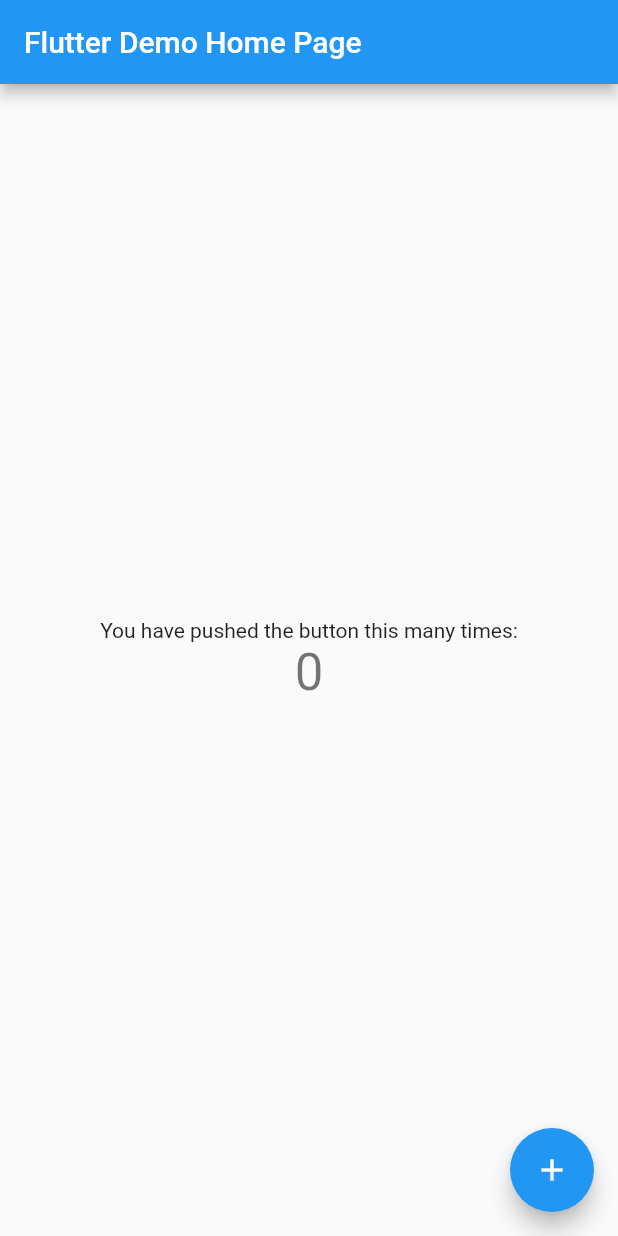
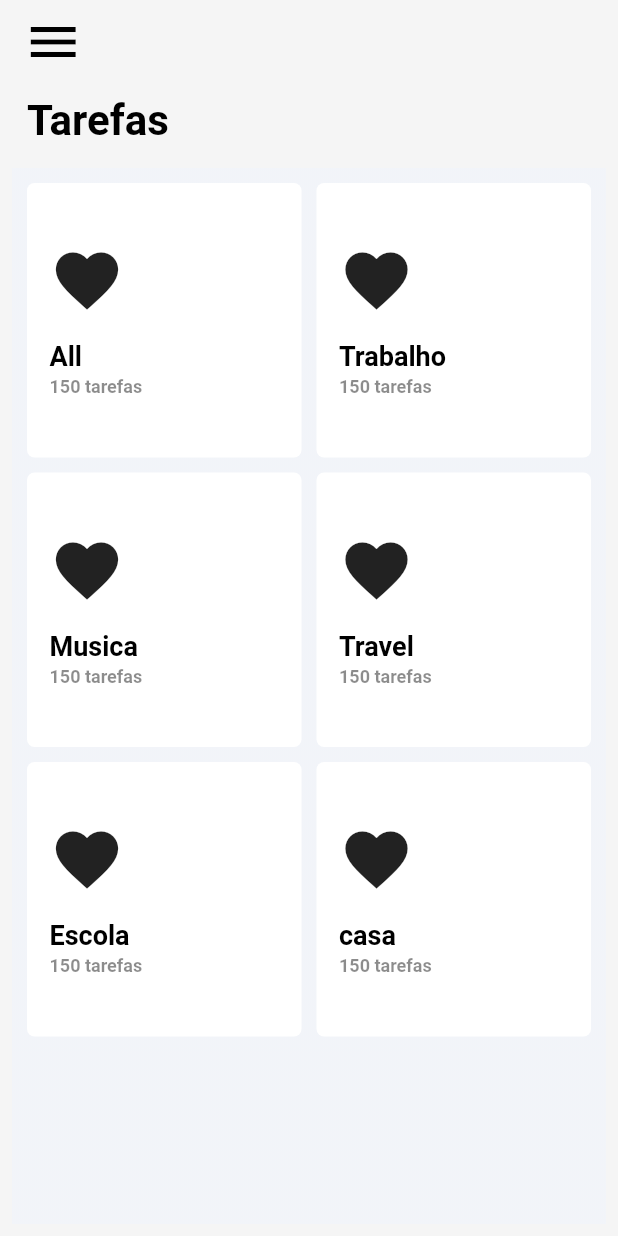
Before and after one commit to Abeltomas16/memoapp, a Flutter app: the screen it shows after launch, on a phone screen of 412 x 824 dp. Run offline on Flutter 3.47's test engine with Material 2 defaults, Android fonts, the phone set to English and light mode, and no system bars.

Commit message:
FEAT: layout de opcoes contruida

```diff
--- /dev/null
+++ b/lib/features/Screens/HomePage/pages/home_page.dart
@@ -0,0 +1,79 @@
+import 'package:flutter/material.dart';
+import 'package:memoapp/features/Screens/HomePage/pages/widgets/opcoes_menu_widget.dart';
+
+class HomePage extends StatelessWidget {
+  HomePage({Key? key}) : super(key: key);
+  @override
+  Widget build(BuildContext context) {
+    final List<String> opcoes = [
+      "All",
+      "Trabalho",
+      "Musica",
+      "Travel",
+      "Escola",
+      "casa",
+    ];
+    return Scaffold(
+        backgroundColor: Theme.of(context).primaryColor,
+        appBar: AppBar(
+          leading: const Padding(
+            padding: EdgeInsets.only(left: 15.0),
+            child: Icon(
+              Icons.menu,
+              color: Colors.black,
+              size: 40,
+            ),
+          ),
+          backgroundColor: Theme.of(context).primaryColor,
+          elevation: 0,
+        ),
+        body: Padding(
+          padding: const EdgeInsets.all(8.0),
+          child: Column(
+            children: [
+              const Padding(
+                padding: EdgeInsets.only(left: 10.0),
+                child: Align(
+                  alignment: Alignment.centerLeft,
+                  child: Text(
+                    "Tarefas",
+                    style: TextStyle(
+                        fontFamily: 'Roboto',
+                        fontSize: 28,
+                        color: Colors.black,
+                        fontWeight: FontWeight.bold),
+                  ),
+                ),
+              ),
+              const SizedBox(height: 15),
+              Flexible(
+                child: Container(
+                  padding: const EdgeInsets.all(10),
+                  decoration: const BoxDecoration(
+                    gradient: LinearGradient(
+                      begin: Alignment.centerRight,
+                      end: Alignment.centerLeft,
+                      stops: [0.3, 1],
+                      colors: [
+                        Color.fromRGBO(237, 243, 255, 0.4),
+                        Color.fromRGBO(237, 243, 255, 0.4),
+                      ],
+                    ),
+                  ),
+                  child: GridView.count(
+                    crossAxisCount: 2,
+                    mainAxisSpacing: 10,
+                    crossAxisSpacing: 10,
+                    children: opcoes
+                        .map((e) => OpcoesMenu(
+                              tarefaNome: e.toString(),
+                            ))
+                        .toList(),
+                  ),
+                ),
+              ),
+            ],
+          ),
+        ));
+  }
+}
--- /dev/null
+++ b/lib/features/Screens/HomePage/pages/widgets/opcoes_menu_widget.dart
@@ -0,0 +1,49 @@
+import 'package:flutter/material.dart';
+
+class OpcoesMenu extends StatelessWidget {
+  const OpcoesMenu({Key? key, required this.tarefaNome}) : super(key: key);
+  final String tarefaNome;
+  @override
+  Widget build(BuildContext context) {
+    return Container(
+      padding: const EdgeInsets.all(15.0),
+      decoration: const BoxDecoration(
+        color: Colors.white,
+        borderRadius: BorderRadius.all(
+          Radius.circular(5),
+        ),
+      ),
+      child: Column(
+        crossAxisAlignment: CrossAxisAlignment.start,
+        mainAxisAlignment: MainAxisAlignment.center,
+        children: [
+          const Flexible(
+            flex: 2,
+            child: Icon(
+              Icons.favorite,
+              size: 50,
+            ),
+          ),
+          const SizedBox(height: 15),
+          Text(
+            tarefaNome,
+            style: const TextStyle(
+              fontSize: 18,
+              fontWeight: FontWeight.w600,
+              color: Colors.black,
+            ),
+          ),
+          const SizedBox(height: 3),
+          const Text(
+            "150 tarefas",
+            style: TextStyle(
+              fontSize: 12,
+              fontWeight: FontWeight.bold,
+              color: Colors.black45,
+            ),
+          ),
+        ],
+      ),
+    );
+  }
+}
--- a/lib/main.dart
+++ b/lib/main.dart
@@ -1,4 +1,5 @@
 import 'package:flutter/material.dart';
+import 'package:memoapp/features/Screens/HomePage/pages/home_page.dart';
 
 void main() {
   runApp(const MyApp());
@@ -13,103 +14,9 @@ class MyApp extends StatelessWidget {
     return MaterialApp(
       title: 'Flutter Demo',
       theme: ThemeData(
-        // This is the theme of your application.
-        //
-        // Try running your application with "flutter run". You'll see the
-        // application has a blue toolbar. Then, without quitting the app, try
-        // changing the primarySwatch below to Colors.green and then invoke
-        // "hot reload" (press "r" in the console where you ran "flutter run",
-        // or simply save your changes to "hot reload" in a Flutter IDE).
-        // Notice that the counter didn't reset back to zero; the application
-        // is not restarted.
-        primarySwatch: Colors.blue,
+        primaryColor: const Color(0xFFF5F5F5),
       ),
-      home: const MyHomePage(title: 'Flutter Demo Home Page'),
+      home: HomePage(),
     );
   }
 }
-
-class MyHomePage extends StatefulWidget {
-  const MyHomePage({Key? key, required this.title}) : super(key: key);
-
-  // This widget is the home page of your application. It is stateful, meaning
-  // that it has a State object (defined below) that contains fields that affect
-  // how it looks.
-
-  // This class is the configuration for the state. It holds the values (in this
-  // case the title) provided by the parent (in this case the App widget) and
-  // used by the build method of the State. Fields in a Widget subclass are
-  // always marked "final".
-
-  final String title;
-
-  @override
-  State<MyHomePage> createState() => _MyHomePageState();
-}
-
-class _MyHomePageState extends State<MyHomePage> {
-  int _counter = 0;
-
-  void _incrementCounter() {
-    setState(() {
-      // This call to setState tells the Flutter framework that something has
-      // changed in this State, which causes it to rerun the build method below
-      // so that the display can reflect the updated values. If we changed
-      // _counter without calling setState(), then the build method would not be
-      // called again, and so nothing would appear to happen.
-      _counter++;
-    });
-  }
-
-  @override
-  Widget build(BuildContext context) {
-    // This method is rerun every time setState is called, for instance as done
-    // by the _incrementCounter method above.
-    //
-    // The Flutter framework has been optimized to make rerunning build methods
-    // fast, so that you can just rebuild anything that needs updating rather
-    // than having to individually change instances of widgets.
-    return Scaffold(
-      appBar: AppBar(
-        // Here we take the value from the MyHomePage object that was created by
-        // the App.build method, and use it to set our appbar title.
-        title: Text(widget.title),
-      ),
-      body: Center(
-        // Center is a layout widget. It takes a single child and positions it
-        // in the middle of the parent.
-        child: Column(
-          // Column is also a layout widget. It takes a list of children and
-          // arranges them vertically. By default, it sizes itself to fit its
-          // children horizontally, and tries to be as tall as its parent.
-          //
-          // Invoke "debug painting" (press "p" in the console, choose the
-          // "Toggle Debug Paint" action from the Flutter Inspector in Android
-          // Studio, or the "Toggle Debug Paint" command in Visual Studio Code)
-          // to see the wireframe for each widget.
-          //
-          // Column has various properties to control how it sizes itself and
-          // how it positions its children. Here we use mainAxisAlignment to
-          // center the children vertically; the main axis here is the vertical
-          // axis because Columns are vertical (the cross axis would be
-          // horizontal).
-          mainAxisAlignment: MainAxisAlignment.center,
-          children: <Widget>[
-            const Text(
-              'You have pushed the button this many times:',
-            ),
-            Text(
-              '$_counter',
-              style: Theme.of(context).textTheme.headline4,
-            ),
-          ],
-        ),
-      ),
-      floatingActionButton: FloatingActionButton(
-        onPressed: _incrementCounter,
-        tooltip: 'Increment',
-        child: const Icon(Icons.add),
-      ), // This trailing comma makes auto-formatting nicer for build methods.
-    );
-  }
-}
```
Also changed, not shown: lib/features/routas.dart (added).
